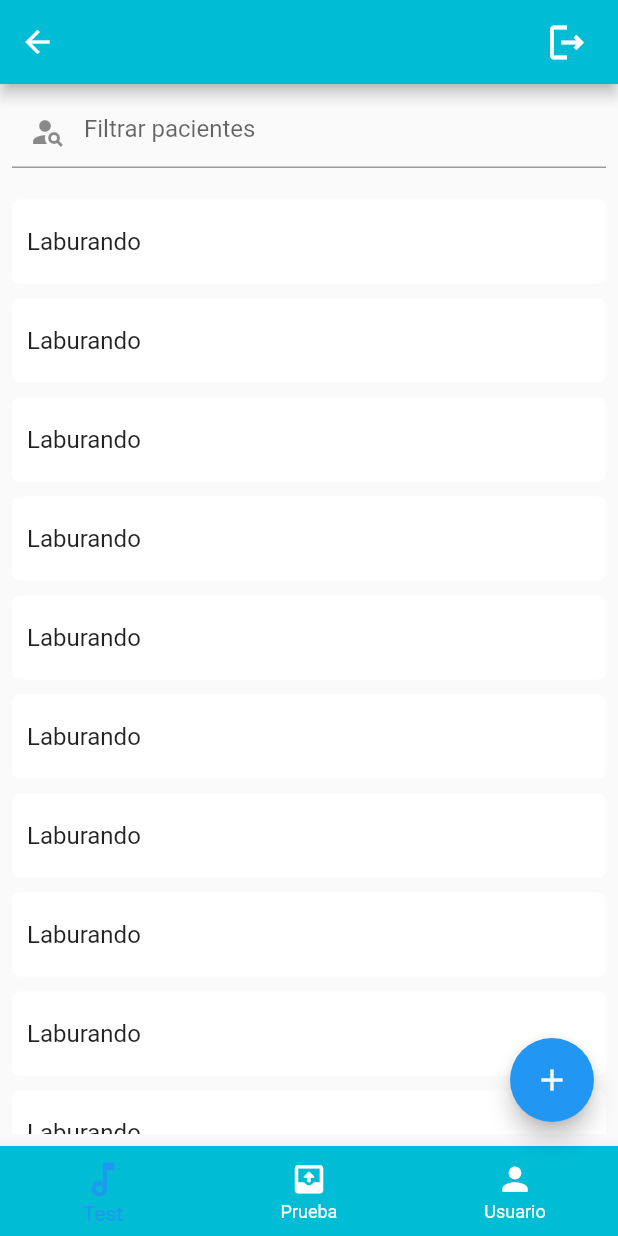
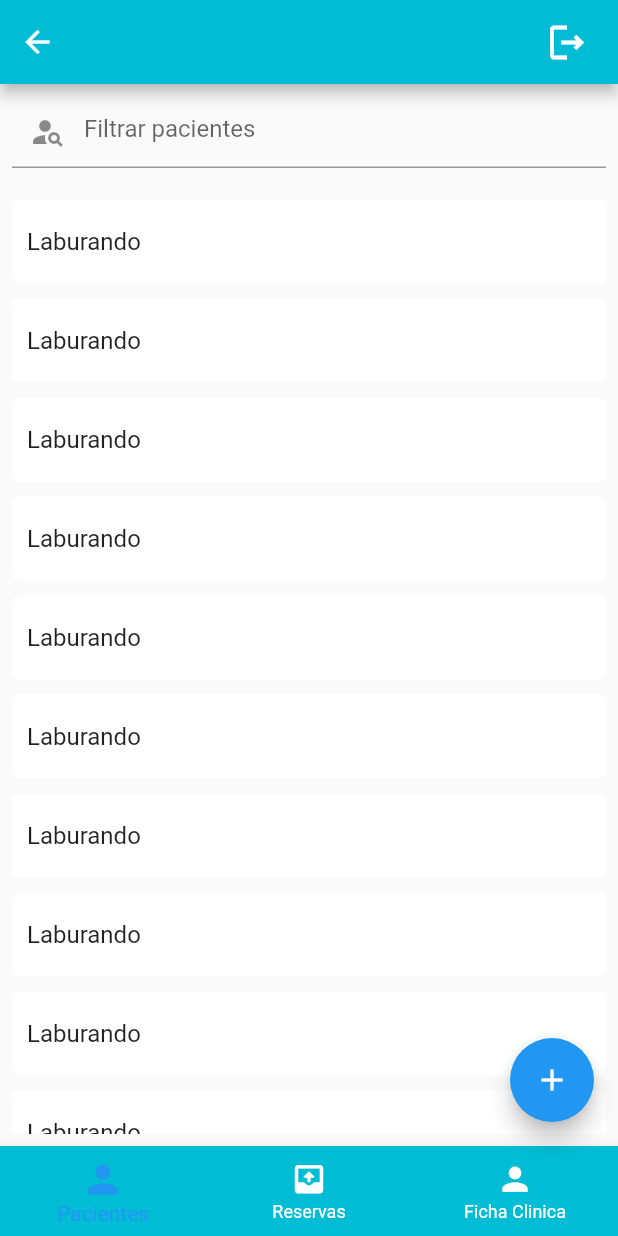
Before and after one commit to lezcano17/cliinic, a Flutter app: the HomeScreen screen opened by its route, on a phone screen of 412 x 824 dp. Run offline on Flutter 3.47's test engine with Material 2 defaults, Android fonts, the phone set to English and light mode, and no system bars; our stand-ins replace awesome_dialog, date_field, font_awesome_flutter, get, google_fonts; network calls fail.

```diff
--- a/lib/config/routes.dart
+++ b/lib/config/routes.dart
@@ -1,15 +1,19 @@
 import 'package:cliinic/pages/home/views/home.dart';
 import 'package:cliinic/pages/login/views/login_screen.dart';
 import 'package:get/get.dart';
+
+import '../pages/home/views/reserva_screen.dart';
 
 class Routes {
   static const String _login = "/";
   static const String _home = '/home';
   static const String _crud = '/home/crud';
+  static const String _reservas = '/home/reserva';
 
   static String getLoginRoute() => _login;
   static String getHomeRoute() => _home;
   static String getCrudRoute() => _crud;
+  static String getReservaRoute() => _reservas;
 
   static List<GetPage> routes = [
     GetPage(
@@ -20,6 +24,10 @@ class Routes {
       name: getHomeRoute(),
       page: () => const HomeScreen(),
       transition: Transition.rightToLeft,
-    )
+    ),
+    GetPage(
+        name: getReservaRoute(),
+        page: () => const ReservaScreen(),
+        transition: Transition.rightToLeft)
   ];
 }
--- a/lib/pages/home/views/home.dart
+++ b/lib/pages/home/views/home.dart
@@ -29,11 +29,18 @@ class _HomeScreenState extends State<HomeScreen> {
 
   List<Map<String, dynamic>> _journals = [];
 
+  //Hola profe sosa si usted esta leyendo esto ahora usted es un genio.
   bool _isLoading = true;
   void _onTapNavBar(int index) {
     setState(() {
       _selectedIndex = index;
     });
+    if (_selectedIndex == 0) {
+      Get.toNamed(Routes.getHomeRoute());
+    }
+    if (_selectedIndex == 1) {
+      Get.toNamed(Routes.getReservaRoute());
+    }
   }
 
   void _refreshJournals() async {
@@ -73,17 +80,6 @@ class _HomeScreenState extends State<HomeScreen> {
     if (id != null) {
       log("FUNCA");
     }
-
-    final Map<String, String> datosPaciente = {
-      'nombre': '',
-      'apellido': '',
-      'email': '',
-      'telefono': '',
-      'ruc': '',
-      'cedula': '',
-      'tipoPersona': '',
-      'fechaNacimiento': '',
-    };
 
     showModalBottomSheet(
         context: context,
@@ -327,30 +323,30 @@ class _HomeScreenState extends State<HomeScreen> {
         backgroundColor: Colors.cyan,
         unselectedItemColor: Colors.white,
         selectedItemColor: Colors.blue,
-        unselectedIconTheme: IconThemeData(
+        unselectedIconTheme: const IconThemeData(
           color: Colors.white,
           size: 25,
           opacity: 1,
         ),
-        selectedIconTheme: IconThemeData(
+        selectedIconTheme: const IconThemeData(
           color: Colors.blue,
           size: 30,
           opacity: 1,
         ),
         currentIndex: _selectedIndex,
         onTap: (index) => _onTapNavBar(index),
-        items: [
+        items: const [
           BottomNavigationBarItem(
-            icon: Icon(Icons.music_note_outlined),
-            label: 'Test',
+            icon: Icon(Icons.person),
+            label: 'Pacientes',
           ),
           BottomNavigationBarItem(
             icon: Icon(Icons.outbox_rounded),
-            label: 'Prueba',
+            label: 'Reservas',
           ),
           BottomNavigationBarItem(
             icon: Icon(Icons.person),
-            label: 'Usuario',
+            label: 'Ficha Clinica',
           ),
         ],
       ),
```
Also changed, not shown: lib/pages/home/views/reserva_screen.dart (added, +31 -0 lines), lib/services/remote_service.dart (+20 -0 lines).
